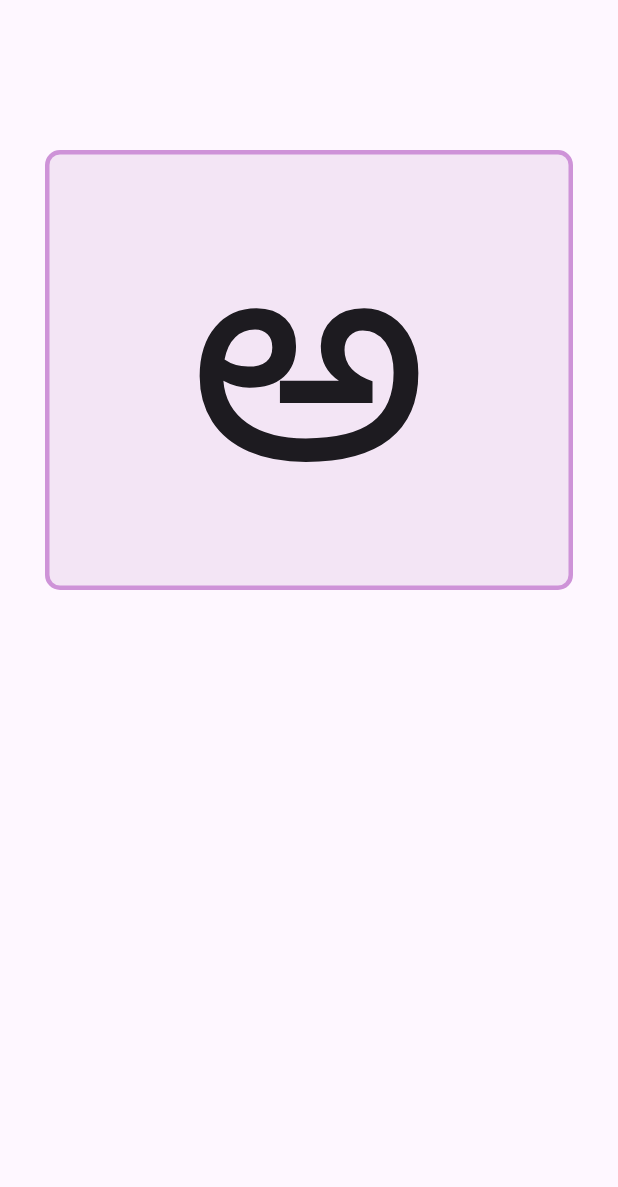
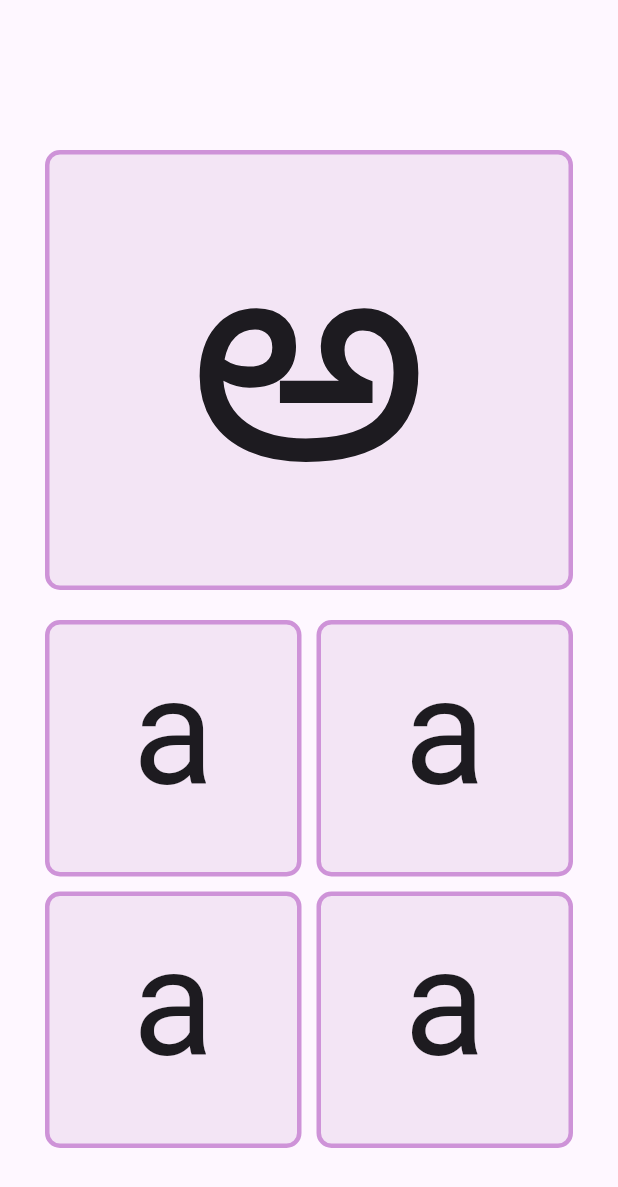
Before and after one commit to HarshaMatta/paatam, a Flutter app: the screen it shows after launch, after a tap on "Vowels", on a phone screen of 412 x 824 dp. Shown: the top 1187 px of the screen. Run offline on Flutter 3.47's test engine with Material 3 defaults, Android fonts, the phone set to English and light mode, and no system bars.

Commit message:
Created FourPage

```diff
--- a/lib/FlashPage.dart
+++ b/lib/FlashPage.dart
@@ -1,7 +1,12 @@
 import 'package:flutter/material.dart';
 
 class FlashPage extends StatefulWidget {
-  const FlashPage({super.key});
+  final String frontChar;
+  final String backChar;
+
+
+  const FlashPage({super.key, required this.frontChar, required this.backChar});
+
 
   @override
   State<FlashPage> createState() => _FlashPageState();
@@ -41,10 +46,9 @@ class _FlashPageState extends State<FlashPage> {
                                 color: Colors.purple[50],
                                 border: Border.all(color: const Color.fromRGBO(206, 147, 216, 1), width:3,)
                                 ),
-                                child: const Text(
-
-                                    'అ',
-                                    style: TextStyle(fontSize: 200),
+                                child: Text(
+                                    widget.frontChar,
+                                    style: const TextStyle(fontSize: 200),
                                 ),
                           ),
                         ),
@@ -65,10 +69,10 @@ class _FlashPageState extends State<FlashPage> {
                                 color: Colors.purple[50],
                                 border: Border.all(color: const Color.fromRGBO(206, 147, 216, 1), width:3,)
                                 ),
-                                child: const Text(
+                                child: Text(
 
-                                    'A',
-                                    style: TextStyle(fontSize: 200),
+                                    widget.backChar,
+                                    style: const TextStyle(fontSize: 200),
                                 ),
                           ),
                         ),
@@ -117,10 +121,9 @@ class _FlashPageState extends State<FlashPage> {
                           color: Colors.purple[50],
                           border: Border.all(color: const Color.fromRGBO(206, 147, 216, 1), width:3,)
                           ),
-                          child: const Text(
-
-                              'అ',
-                              style: TextStyle(fontSize: 200),
+                          child: Text(
+                              widget.frontChar,
+                              style: const TextStyle(fontSize: 200),
                           ),
                     ),
                   ),
--- a/lib/FourPage.dart
+++ b/lib/FourPage.dart
@@ -22,7 +22,9 @@ class _FourPageState extends State<FourPage> {
       body: GestureDetector(
         onTap: _toggleCardContent,
         child: Center(
-          child: Padding(
+          child: Column(
+            children: [
+              Padding(
                     padding: const EdgeInsets.only(top:100.0, left:30, right: 30),
                     child: Align(
                       alignment: Alignment.topCenter,
@@ -46,6 +48,65 @@ class _FourPageState extends State<FourPage> {
                       ),
                     ),
                   ),
+
+                  Padding(
+                      padding: const EdgeInsets.only(top:20.0, left:30, right: 30),
+                      child: Align(
+                        alignment: Alignment.topCenter,
+                        child: GridView.count(
+                                    primary: false,
+                                    shrinkWrap: true,
+                                    // padding: const EdgeInsets.all(00),
+                                     crossAxisSpacing: 10,
+                                     mainAxisSpacing: 10,
+                                    crossAxisCount: 2,
+                                    children: <Container>[
+                                      Container(
+                                          alignment: Alignment.center,
+                                          height: 300,
+                                          padding: const EdgeInsets.only(bottom: 45),
+                                          decoration: BoxDecoration(
+                                            borderRadius: BorderRadius.circular(10.0),
+                                            color: Colors.purple[50],
+                                            border: Border.all(color: const Color.fromRGBO(206, 147, 216, 1), width:3,)
+                                            ),
+                                          child: const Center(child: Text("a", style: TextStyle(fontSize: 100, fontVariations:[FontVariation('wght', 750), FontVariation('wdth', 150)]),))),
+                                       Container(
+                                            alignment: Alignment.center,
+                                            height: 300,
+                                            padding: const EdgeInsets.only(bottom: 45),
+                                            decoration: BoxDecoration(
+                                              borderRadius: BorderRadius.circular(10.0),
+                                              color: Colors.purple[50],
+                                              border: Border.all(color: const Color.fromRGBO(206, 147, 216, 1), width:3,)
+                                              ),
+                                            child: const Center(child: Text("a", style: TextStyle(fontSize: 100, fontVariations:[FontVariation('wght', 750), FontVariation('wdth', 150)]),))),
+                                       Container(
+                                            alignment: Alignment.center,
+                                            height: 300,
+                                            padding: const EdgeInsets.only(bottom: 45),
+                                            decoration: BoxDecoration(
+                                              borderRadius: BorderRadius.circular(10.0),
+                                              color: Colors.purple[50],
+                                              border: Border.all(color: const Color.fromRGBO(206, 147, 216, 1), width:3,)
+                                              ),
+                                            child: const Center(child: Text("a", style: TextStyle(fontSize: 100, fontVariations:[FontVariation('wght', 750), FontVariation('wdth', 150)]),))),
+                                        Container(
+                                            alignment: Alignment.center,
+                                            height: 300,
+                                            padding: const EdgeInsets.only(bottom: 45),
+                                            decoration: BoxDecoration(
+                                              borderRadius: BorderRadius.circular(10.0),
+                                              color: Colors.purple[50],
+                                              border: Border.all(color: const Color.fromRGBO(206, 147, 216, 1), width:3,)
+                                              ),
+                                            child: const Center(child: Text("a", style: TextStyle(fontSize: 100, fontVariations:[FontVariation('wght', 750), FontVariation('wdth', 150)]),))),
+                                    ],
+                                  ),
+                          ),
+                    ),
+            ],
+          ),
         ),
       ),
     );
--- a/lib/main.dart
+++ b/lib/main.dart
@@ -118,7 +118,9 @@ class _MyHomePageState extends State<MyHomePage> {
                       Navigator.push(
                         context,
                         MaterialPageRoute(
-                          builder: (context) => const FlashPage(),
+                          //builder: (context) => const FlashPage(frontChar: 'H', backChar: 'A'),
+                          builder: (context) => const FourPage(),
+
                         ),
                       );
                     },
--- a/pubspec.yaml
+++ b/pubspec.yaml
@@ -30,6 +30,7 @@ environment:
 dependencies:
   flutter:
     sdk: flutter
+  csv: ^5.0.0
 
 
   # The following adds the Cupertino Icons font to your application.
@@ -47,6 +48,8 @@ dev_dependencies:
   # rules and activating additional ones.
   flutter_lints: ^3.0.0
 
+
+
 # For information on the generic Dart part of this file, see the
 # following page: https://dart.dev/tools/pub/pubspec
 
@@ -57,6 +60,9 @@ flutter:
   # included with your application, so that you can use the icons in
   # the material Icons class.
   uses-material-design: true
+
+  assets:
+  - assets/paatam.csv
 
   # To add assets to your application, add an assets section, like this:
   # assets:
```
Also changed, not shown: assets/Paatam.csv (renamed from Paatam.csv), pubspec.lock. Lines whose indentation alone changed are shown as unchanged.
